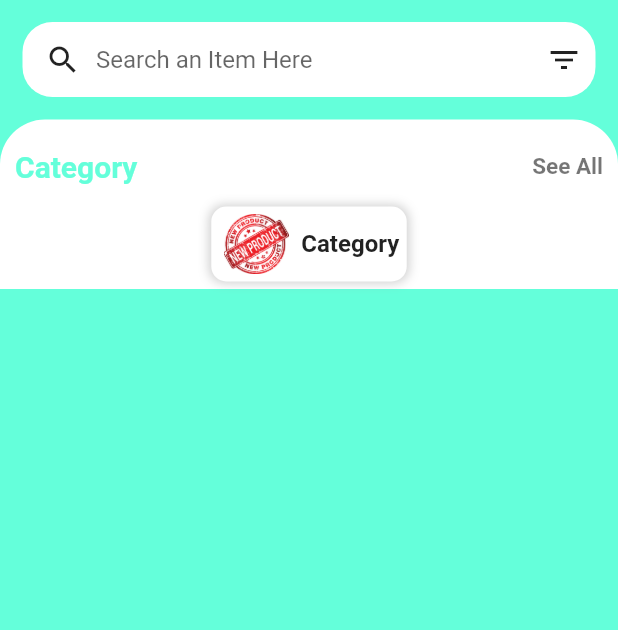
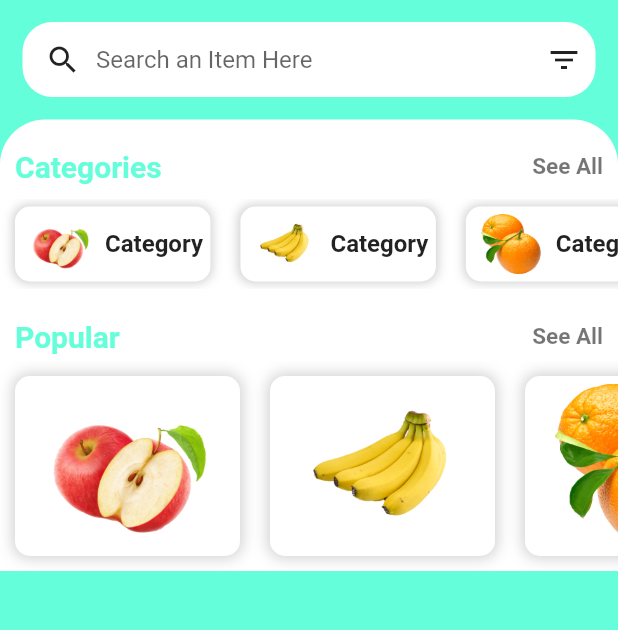
Before and after one commit to abidshafee/shop_app_v2, a Flutter app: the HomePage screen opened by its route, on a phone screen of 412 x 824 dp, the part 137-767 px from its top. Run offline on Flutter 3.47's test engine with Material 2 defaults, Android fonts, the phone set to English and light mode, and no system bars; drawn by our look-alikes of badges.

Commit message:
commt chngs

```diff
--- a/lib/pages/HomePage.dart
+++ b/lib/pages/HomePage.dart
@@ -5,6 +5,7 @@ import 'package:flutter/cupertino.dart';
 import 'package:flutter/material.dart';
 
 import '../widgets/CategoriesWidget.dart';
+import '../widgets/PopularItemsWidget.dart';
 
 class HomePage extends StatelessWidget {
   @override
@@ -119,6 +120,7 @@ class HomePage extends StatelessWidget {
                 crossAxisAlignment: CrossAxisAlignment.start,
                 children: const [
                   CategoriesWidget(),
+                  PopularItemsWidget(),
                 ],
               ),
             )
--- a/lib/widgets/CategoriesWidget.dart
+++ b/lib/widgets/CategoriesWidget.dart
@@ -15,7 +15,7 @@ class CategoriesWidget extends StatelessWidget {
             mainAxisAlignment: MainAxisAlignment.spaceBetween,
             children: const [
               Text(
-                "Category",
+                "Categories",
                 style: TextStyle(
                     fontSize: 20,
                     fontWeight: FontWeight.bold,
@@ -37,9 +37,10 @@ class CategoriesWidget extends StatelessWidget {
           child: Row(
             mainAxisAlignment: MainAxisAlignment.start,
             children: [
-              //for(int i; i<8; i++)
+              for (int i = 1; i < 8; i++)
                 Container(
-                margin: const EdgeInsets.symmetric(horizontal: 10, vertical: 5),
+                  margin:
+                      const EdgeInsets.symmetric(horizontal: 10, vertical: 5),
                   height: 50,
                   decoration: BoxDecoration(
                     borderRadius: BorderRadius.circular(10),
@@ -57,7 +58,7 @@ class CategoriesWidget extends StatelessWidget {
                       Padding(
                         padding: const EdgeInsets.all(5),
                         child: Image.asset(
-                        "assets/images/p1.png",
+                          "assets/images/$i.png",
                           height: 50,
                           width: 50,
                         ),
--- /dev/null
+++ b/lib/widgets/PopularItemsWidget.dart
@@ -0,0 +1,63 @@
+import 'package:flutter/material.dart';
+
+class PopularItemsWidget extends StatelessWidget {
+  const PopularItemsWidget({Key? key}) : super(key: key);
+
+  @override
+  Widget build(BuildContext context) {
+    return Column(
+      children: [
+        Padding(
+          padding:
+              const EdgeInsets.only(left: 10, right: 10, bottom: 5, top: 20),
+          child: Row(
+            mainAxisAlignment: MainAxisAlignment.spaceBetween,
+            children: [
+              Text(
+                "Popular",
+                style: TextStyle(
+                    fontSize: 20,
+                    fontWeight: FontWeight.bold,
+                    color: Colors.tealAccent),
+              ),
+              Text(
+                "See All",
+                style: TextStyle(
+                  fontSize: 15,
+                  fontWeight: FontWeight.bold,
+                  color: Colors.black54,
+                ),
+              )
+            ],
+          ),
+        ),
+        SingleChildScrollView(
+          scrollDirection: Axis.horizontal,
+          child: Row(
+            children: [
+              for (int i = 1; i < 8; i++)
+                Container(
+                  margin: EdgeInsets.all(10),
+                  padding: EdgeInsets.all(5),
+                  height: 120,
+                  width: 150,
+                  decoration: BoxDecoration(
+                    color: Colors.white,
+                    borderRadius: BorderRadius.circular(10),
+                    boxShadow: [
+                      BoxShadow(
+                        color: Colors.grey.withOpacity(0.5),
+                        spreadRadius: 1,
+                        blurRadius: 8,
+                      ),
+                    ],
+                  ),
+                  child: Image.asset("assets/images/$i.png"),
+                ),
+            ],
+          ),
+        )
+      ],
+    );
+  }
+}
```
Also changed, not shown: assets/images/1.png (added), assets/images/2.png (added), assets/images/3.png (added), assets/images/4.png (added), assets/images/5.png (added), assets/images/6.png (added), assets/images/7.png (added), assets/images/8.png (renamed from assets/images/p1.png). Lines whose indentation alone changed are shown as unchanged.
